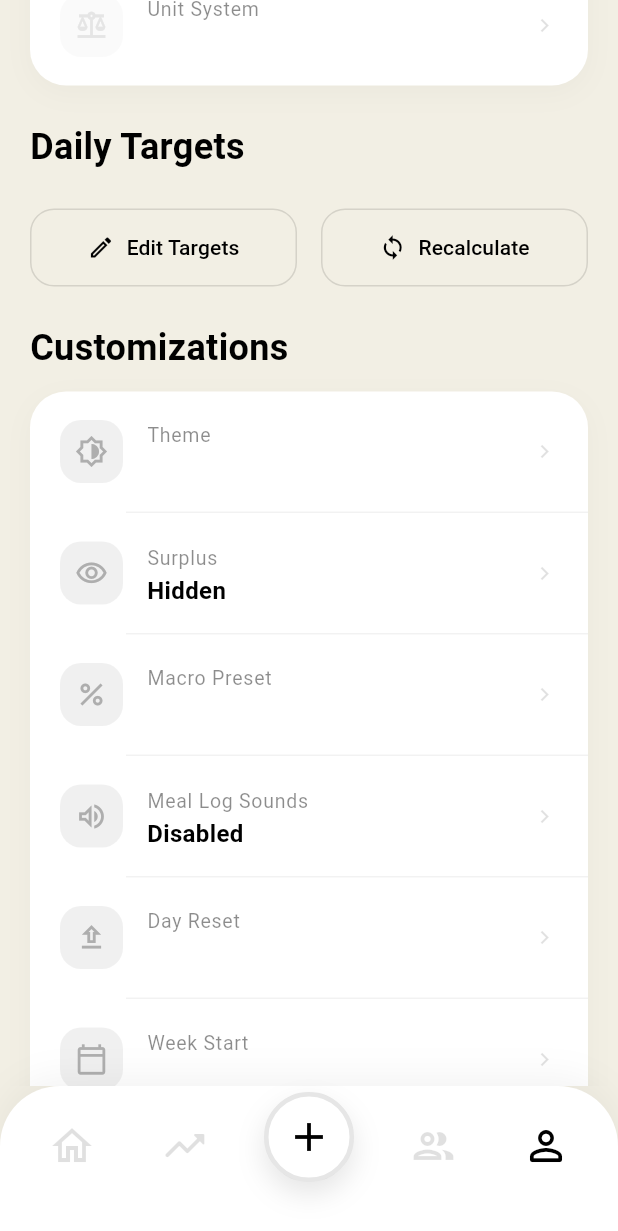
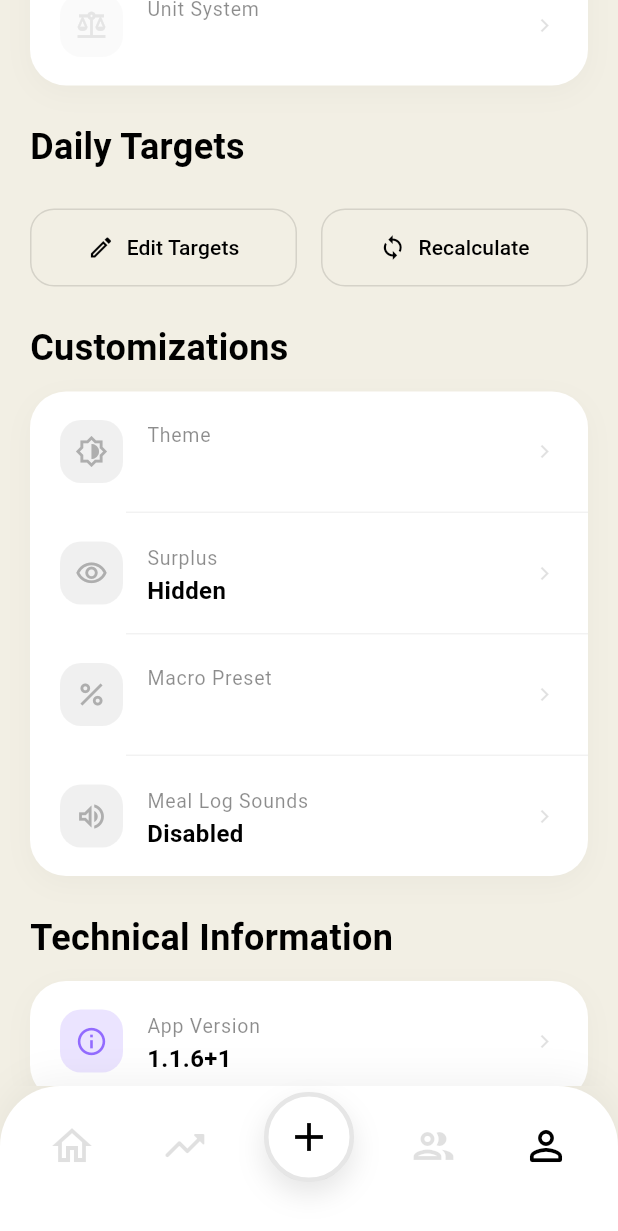
Before and after one commit to WinterDaGod/FoodGapp, a Flutter app: the screen it shows once a user with an empty profile is signed in, item 5 of the bottom bar chosen, scrolled down 1152 dp, on a phone screen of 412 x 824 dp. Shown: the top 1231 px of the screen. Run offline on Flutter 3.47's test engine with Material 3 defaults, Android fonts, the phone set to English and light mode, and no system bars; our stand-ins replace cached_network_image, firebase_auth, firebase_core, flutter_slidable, google_generative_ai, package_info_plus and 2 more; accounts and stored records are empty; generated files the repository leaves out were written again.

Commit message:
Update 6

```diff
--- a/lib/screens/profile_screen.dart
+++ b/lib/screens/profile_screen.dart
@@ -1,5 +1,6 @@
 import 'package:flutter/material.dart';
 import 'package:intl/intl.dart';
+import 'package:package_info_plus/package_info_plus.dart';
 
 import '../models/user_profile.dart';
 import '../models/weight_log.dart';
@@ -33,6 +34,7 @@ class _ProfileScreenState extends State<ProfileScreen> {
 
   UserProfile? _profile;
   NutritionTarget? _targets;
+  String _appVersion = '---';
   bool _isLoading = true;
 
   @override
@@ -56,10 +58,12 @@ class _ProfileScreenState extends State<ProfileScreen> {
     }
 
     final profile = await _db.getUserProfile(userId);
+    final packageInfo = await PackageInfo.fromPlatform();
     if (!mounted) return;
 
     setState(() {
       _profile = profile;
+      _appVersion = '${packageInfo.version}+${packageInfo.buildNumber}';
       if (profile != null) {
         _targets = NutritionFeedbackService.buildTarget(profile);
       }
@@ -834,6 +838,17 @@ class _ProfileScreenState extends State<ProfileScreen> {
               ),
               const SizedBox(height: 12),
               _buildCustomizationsSection(),
+              const SizedBox(height: 24),
+              Text(
+                'Technical Information',
+                style: TextStyle(
+                  fontSize: 24,
+                  fontWeight: FontWeight.bold,
+                  color: isDark ? Colors.white : Colors.black,
+                ),
+              ),
+              const SizedBox(height: 12),
+              _buildTechnicalInfoSection(),
               const SizedBox(height: 32),
               _buildMaintenanceSection(),
               const SizedBox(height: 24),
@@ -1592,58 +1607,40 @@ class _ProfileScreenState extends State<ProfileScreen> {
               _saveProfile(_profile!.copyWith(mealLogSoundsEnabled: val == 'Enabled'));
             }),
           ),
-          _buildDivider(),
-          _buildInfoTile(
-            icon: Icons.upload_outlined,
-            iconColor: Colors.grey,
-            label: 'Day Reset',
-            value: _profile?.dayResetTime ?? '12:00 AM',
-            onTap: () async {
-              final time = await showTimePicker(
-                context: context,
-                initialTime: const TimeOfDay(hour: 0, minute: 0),
-              );
-              if (time != null) {
-                if (mounted) {
-                  _saveProfile(_profile!.copyWith(dayResetTime: time.format(context)));
-                }
-              }
-            },
-          ),
-          _buildDivider(),
-          _buildInfoTile(
-            icon: Icons.calendar_today_outlined,
-            iconColor: Colors.grey,
-            label: 'Week Start',
-            value: _profile?.weekStartDay ?? 'Monday',
-            onTap: () => _editField('Week Start', _profile?.weekStartDay, [
-              const SelectionOption('Monday', 'Start week on Monday'),
-              const SelectionOption('Sunday', 'Start week on Sunday'),
-            ], (val) {
-              _saveProfile(_profile!.copyWith(weekStartDay: val));
-            }),
-          ),
-          _buildDivider(),
-          _buildInfoTile(
-            icon: Icons.public_outlined,
-            iconColor: Colors.grey,
-            label: 'Timezone',
-            value: _profile?.timezone ?? 'Manila',
-            onTap: () => _editField('Timezone', _profile?.timezone, [
-              const SelectionOption('Manila', 'PHT (UTC+8)'),
-              const SelectionOption('Singapore', 'SGT (UTC+8)'),
-              const SelectionOption('Tokyo', 'JST (UTC+9)'),
-              const SelectionOption('London', 'GMT (UTC+0)'),
-              const SelectionOption('New York', 'EST (UTC-5)'),
-            ], (val) {
-              _saveProfile(_profile!.copyWith(timezone: val));
-            }),
-          ),
         ],
       ),
     ),
   );
 }
+
+  Widget _buildTechnicalInfoSection() {
+    final isDark = Theme.of(context).brightness == Brightness.dark;
+
+    return Container(
+      decoration: BoxDecoration(
+        borderRadius: BorderRadius.circular(24),
+        boxShadow: !isDark ? [
+          BoxShadow(color: Colors.black.withValues(alpha: 0.03), blurRadius: 15, offset: const Offset(0, 5))
+        ] : null,
+      ),
+      child: Material(
+        color: isDark ? const Color(0xFF1E1E1E) : Colors.white,
+        borderRadius: BorderRadius.circular(24),
+        clipBehavior: Clip.antiAlias,
+        child: Column(
+          children: [
+            _buildInfoTile(
+              icon: Icons.info_outline,
+              iconColor: Colors.deepPurpleAccent,
+              label: 'App Version',
+              value: _appVersion,
+              onTap: () {}, // Info only
+            ),
+          ],
+        ),
+      ),
+    );
+  }
 
   Future<void> _showSurplusModal() async {
     final bool current = _profile?.showSurplus ?? true;
--- a/pubspec.yaml
+++ b/pubspec.yaml
@@ -37,6 +37,9 @@ dependencies:
   cached_network_image: ^3.4.1
   shimmer: ^3.0.0
 
+  # Metadata
+  package_info_plus: ^8.3.1
+
 dev_dependencies:
   flutter_test:
     sdk: flutter
```
Also changed, not shown: 4 other files.
